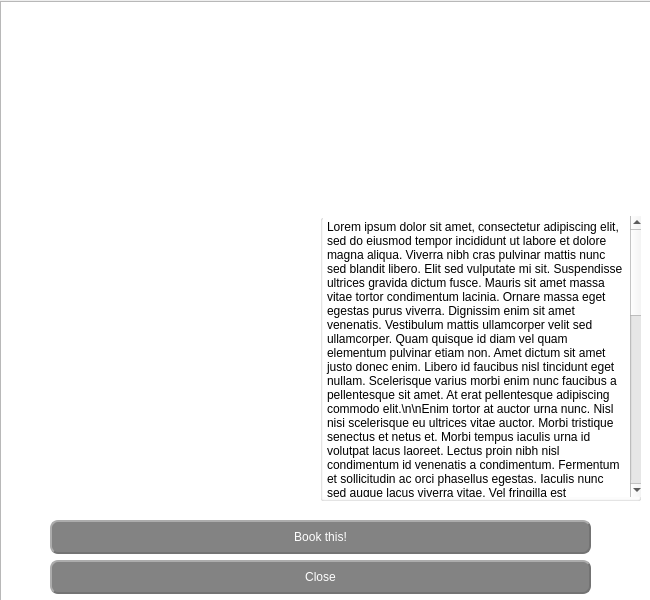
Old version of the form source/bookinformation.ui in the repository sophieham/Glybook.
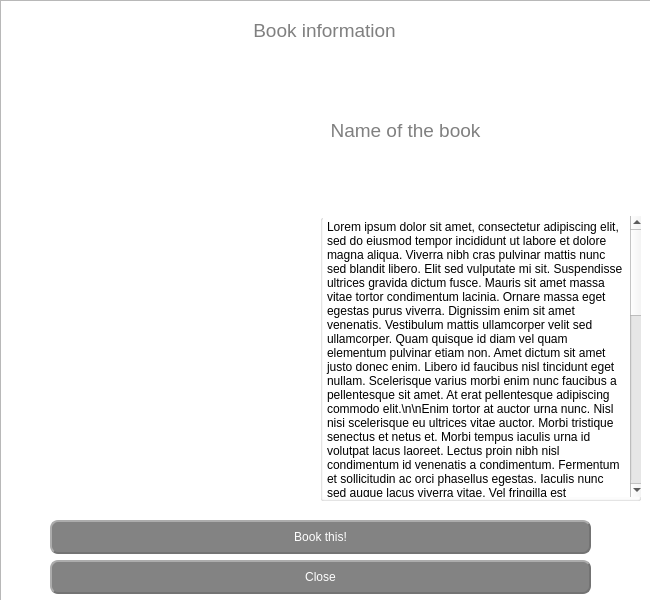
New version of the form. Icons and pictures are not drawn.

Diff of the .ui file:
```diff
--- a/source/bookinformation.ui
+++ b/source/bookinformation.ui
@@ -70,7 +70,7 @@
     <string>what</string>
    </property>
    <property name="styleSheet">
-    <string notr="true">color: white;</string>
+    <string notr="true">color: grey;</string>
    </property>
    <property name="text">
     <string>Book information</string>
@@ -82,10 +82,10 @@
   <widget class="QLabel" name="book">
    <property name="geometry">
     <rect>
-     <x>50</x>
-     <y>80</y>
-     <width>121</width>
-     <height>101</height>
+     <x>60</x>
+     <y>60</y>
+     <width>101</width>
+     <height>81</height>
     </rect>
    </property>
    <property name="text">
@@ -109,11 +109,11 @@
    </property>
    <property name="font">
     <font>
-     <pointsize>12</pointsize>
+     <pointsize>14</pointsize>
     </font>
    </property>
    <property name="styleSheet">
-    <string notr="true">color: white;</string>
+    <string notr="true">color: grey</string>
    </property>
    <property name="text">
     <string>Name of the book</string>
@@ -128,104 +128,14 @@
   <widget class="QWidget" name="gridLayoutWidget">
    <property name="geometry">
     <rect>
-     <x>9</x>
-     <y>210</y>
-     <width>301</width>
-     <height>291</height>
+     <x>20</x>
+     <y>180</y>
+     <width>291</width>
+     <height>321</height>
     </rect>
    </property>
-   <layout class="QGridLayout" name="gridLayout">
-    <item row="3" column="0">
-     <widget class="QLabel" name="labelYear">
-      <property name="font">
-       <font>
-        <pointsize>10</pointsize>
-       </font>
-      </property>
-      <property name="styleSheet">
-       <string notr="true">color: white;</string>
-      </property>
-      <property name="text">
-       <string>Publication year</string>
-      </property>
-     </widget>
-    </item>
-    <item row="3" column="1">
-     <widget class="QLabel" name="year">
-      <property name="font">
-       <font>
-        <pointsize>10</pointsize>
-       </font>
-      </property>
-      <property name="styleSheet">
-       <string notr="true">color: white;</string>
-      </property>
-      <property name="text">
-       <string>His birth year</string>
-      </property>
-     </widget>
-    </item>
-    <item row="4" column="0">
-     <widget class="QLabel" name="labelReserved">
-      <property name="font">
-       <font>
-        <pointsize>10</pointsize>
-       </font>
-      </property>
-      <property name="styleSheet">
-       <string notr="true">color: white;</string>
-      </property>
-      <property name="text">
-       <string>Reserved</string>
-      </property>
-     </widget>
-    </item>
-    <item row="2" column="0">
-     <widget class="QLabel" name="labelGenre">
-      <property name="font">
-       <font>
-        <pointsize>10</pointsize>
-       </font>
-      </property>
-      <property name="styleSheet">
-       <string notr="true">color: white;</string>
-      </property>
-      <property name="text">
-       <string>Genre</string>
-      </property>
-     </widget>
-    </item>
-    <item row="0" column="0">
-     <widget class="QLabel" name="labelAuthor">
-      <property name="font">
-       <font>
-        <pointsize>10</pointsize>
-       </font>
-      </property>
-      <property name="styleSheet">
-       <string notr="true">color: white;</string>
-      </property>
-      <property name="text">
-       <string>Author</string>
-      </property>
-     </widget>
-    </item>
-    <item row="2" column="1">
-     <widget class="QLabel" name="genre">
-      <property name="font">
-       <font>
-        <pointsize>10</pointsize>
-       </font>
-      </property>
-      <property name="styleSheet">
-       <string notr="true">color: white;</string>
-      </property>
-      <property name="text">
-       <string>His genre</string>
-      </property>
-     </widget>
-    </item>
-    <item row="0" column="1">
+   <layout class="QGridLayout" name="gridLayout" rowstretch="0,0,0,0,0" columnstretch="0,0,10">
+    <item row="0" column="2">
      <widget class="QLabel" name="author">
       <property name="font">
        <font>
@@ -240,7 +150,22 @@
       </property>
      </widget>
     </item>
-    <item row="1" column="1">
+    <item row="2" column="2">
+     <widget class="QLabel" name="genre">
+      <property name="font">
+       <font>
+        <pointsize>10</pointsize>
+       </font>
+      </property>
+      <property name="styleSheet">
+       <string notr="true">color: white;</string>
+      </property>
+      <property name="text">
+       <string>His genre</string>
+      </property>
+     </widget>
+    </item>
+    <item row="1" column="2">
      <widget class="QLabel" name="editor">
       <property name="font">
        <font>
@@ -255,8 +180,8 @@
       </property>
      </widget>
     </item>
-    <item row="4" column="1">
-     <widget class="QLabel" name="reserved">
+    <item row="3" column="2">
+     <widget class="QLabel" name="year">
       <property name="font">
        <font>
         <pointsize>10</pointsize>
@@ -266,7 +191,30 @@
        <string notr="true">color: white;</string>
       </property>
       <property name="text">
-       <string>No</string>
+       <string>His birth year</string>
+      </property>
+     </widget>
+    </item>
+    <item row="0" column="0">
+     <widget class="QLabel" name="labelAuthor">
+      <property name="font">
+       <font>
+        <pointsize>10</pointsize>
+       </font>
+      </property>
+      <property name="toolTip">
+       <string>&lt;html&gt;&lt;head/&gt;&lt;body&gt;&lt;p&gt;Author&lt;/p&gt;&lt;/body&gt;&lt;/html&gt;</string>
+      </property>
+      <property name="styleSheet">
+       <string notr="true">color: black;
+background-image: url(:/icons/users.png);
+background-repeat: no-repeat;
+background-position: left;
+padding: 4 4 4 48;
+</string>
+      </property>
+      <property name="text">
+       <string/>
       </property>
      </widget>
     </item>
@@ -277,11 +225,103 @@
         <pointsize>10</pointsize>
        </font>
       </property>
+      <property name="toolTip">
+       <string>&lt;html&gt;&lt;head/&gt;&lt;body&gt;&lt;p&gt;Publisher&lt;/p&gt;&lt;/body&gt;&lt;/html&gt;</string>
+      </property>
+      <property name="styleSheet">
+       <string notr="true">color: black;
+background-image: url(:/icons/publisher.png);
+background-repeat: no-repeat;
+background-position: left;
+padding: 4 4 4 48;
+</string>
+      </property>
+      <property name="text">
+       <string/>
+      </property>
+     </widget>
+    </item>
+    <item row="2" column="0">
+     <widget class="QLabel" name="labelGenre">
+      <property name="font">
+       <font>
+        <pointsize>10</pointsize>
+       </font>
+      </property>
+      <property name="toolTip">
+       <string>&lt;html&gt;&lt;head/&gt;&lt;body&gt;&lt;p&gt;Genre&lt;/p&gt;&lt;/body&gt;&lt;/html&gt;</string>
+      </property>
+      <property name="styleSheet">
+       <string notr="true">color: black;
+background-image: url(:/icons/genre.png);
+background-repeat: no-repeat;
+background-position: left;
+padding: 4 4 4 48;
+</string>
+      </property>
+      <property name="text">
+       <string/>
+      </property>
+     </widget>
+    </item>
+    <item row="4" column="2">
+     <widget class="QLabel" name="reserved">
+      <property name="font">
+       <font>
+        <pointsize>10</pointsize>
+       </font>
+      </property>
       <property name="styleSheet">
        <string notr="true">color: white;</string>
       </property>
       <property name="text">
-       <string>Publisher</string>
+       <string>No</string>
+      </property>
+     </widget>
+    </item>
+    <item row="4" column="0">
+     <widget class="QLabel" name="labelReserved">
+      <property name="font">
+       <font>
+        <pointsize>10</pointsize>
+       </font>
+      </property>
+      <property name="toolTip">
+       <string>&lt;html&gt;&lt;head/&gt;&lt;body&gt;&lt;p&gt;Booked&lt;/p&gt;&lt;/body&gt;&lt;/html&gt;</string>
+      </property>
+      <property name="styleSheet">
+       <string notr="true">color: black;
+background-image: url(:/icons/booked.png);
+background-repeat: no-repeat;
+background-position: left;
+padding: 4 4 4 48;
+</string>
+      </property>
+      <property name="text">
+       <string/>
+      </property>
+     </widget>
+    </item>
+    <item row="3" column="0">
+     <widget class="QLabel" name="labelYear">
+      <property name="font">
+       <font>
+        <pointsize>10</pointsize>
+       </font>
+      </property>
+      <property name="toolTip">
+       <string>&lt;html&gt;&lt;head/&gt;&lt;body&gt;&lt;p&gt;Publication date&lt;/p&gt;&lt;/body&gt;&lt;/html&gt;</string>
+      </property>
+      <property name="styleSheet">
+       <string notr="true">color: black;
+background-image: url(:/icons/time.png);
+background-repeat: no-repeat;
+background-position: left;
+padding: 4 4 4 48;
+</string>
+      </property>
+      <property name="text">
+       <string/>
       </property>
      </widget>
     </item>
@@ -374,7 +414,7 @@
    <property name="geometry">
     <rect>
      <x>560</x>
-     <y>10</y>
+     <y>20</y>
      <width>61</width>
      <height>51</height>
     </rect>
@@ -407,7 +447,7 @@
    <property name="geometry">
     <rect>
      <x>0</x>
-     <y>1</y>
+     <y>0</y>
      <width>651</width>
      <height>601</height>
     </rect>
```
Left out of the diff: 20 changed lines with no effect on the pictures.
